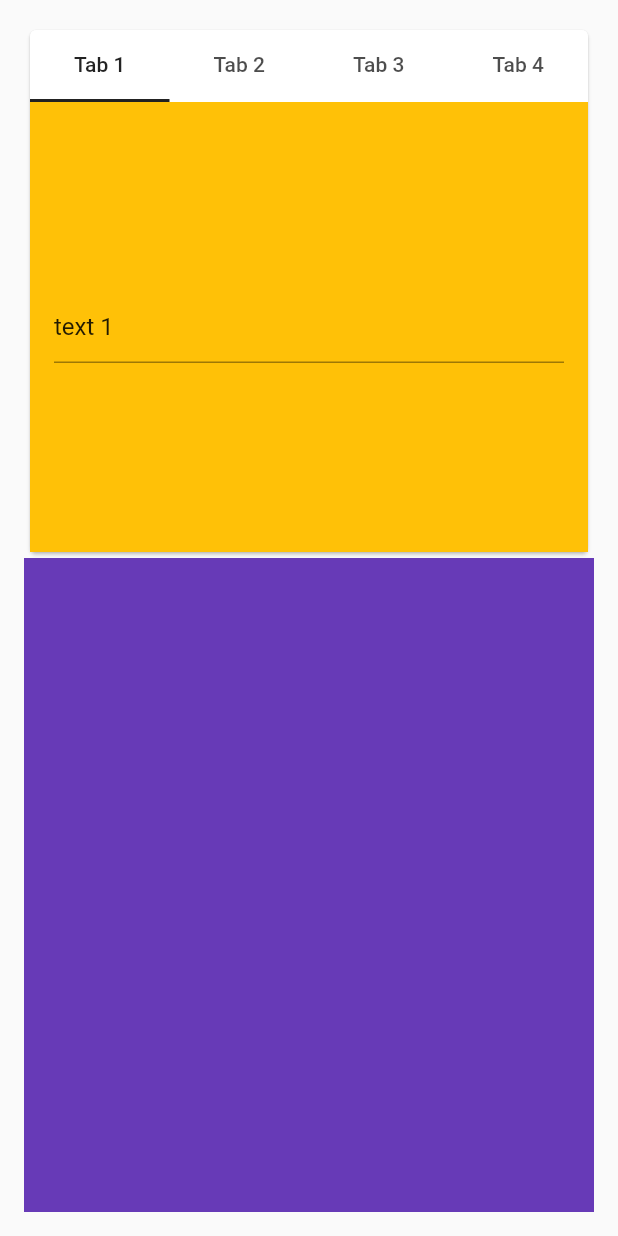
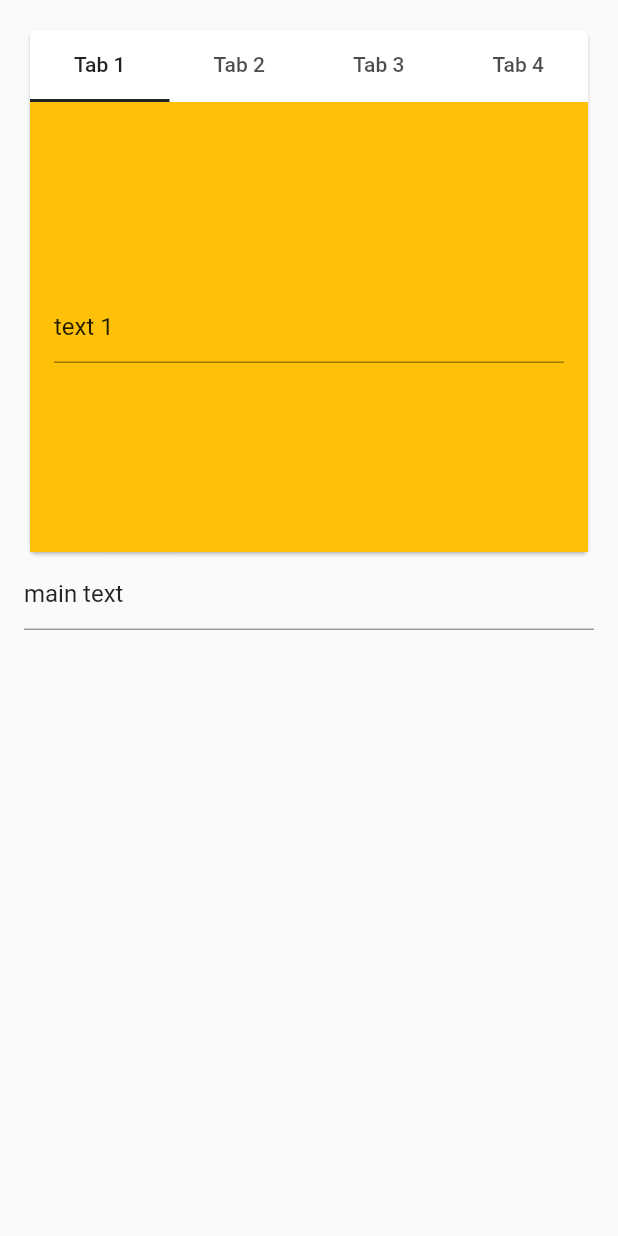
Before and after one commit to arefhosseini/sample-textedit-tab, a Flutter app: the screen it shows after launch, on a phone screen of 412 x 824 dp. Run offline on Flutter 3.47's test engine with Material 2 defaults, Android fonts, the phone set to English and light mode, and no system bars.

Commit message:
remove unnecessary code

```diff
--- a/lib/main_widget.dart
+++ b/lib/main_widget.dart
@@ -26,7 +26,7 @@ class _MainWidgetState extends State<MainWidget> {
       _innerTextControllers.add(controller);
     }
 
-    _scrollController = ScrollController(initialScrollOffset: 200);
+    _scrollController = ScrollController();
     _scrollController.addListener(() {
       if (_scrollController.offset > 400) {
         print("POSITION 400");
@@ -54,15 +54,7 @@ class _MainWidgetState extends State<MainWidget> {
           child: ListView(
             controller: _scrollController,
             children: [
-              Container(
-                height: 200,
-                color: Colors.teal,
-              ),
               InnerWidget(textControllers: _innerTextControllers),
-              Container(
-                height: 800,
-                color: Colors.deepPurple,
-              ),
               TextField(
                 controller: _mainTextController,
               ),
```
